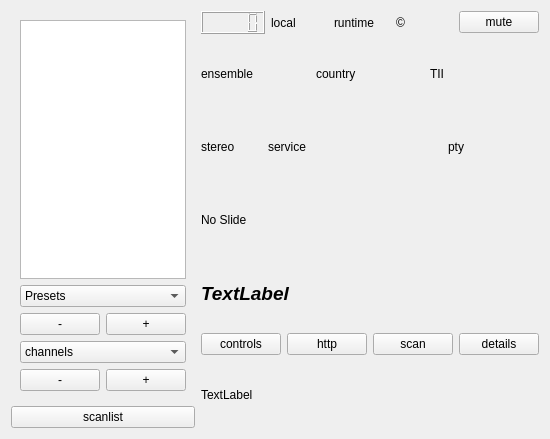
Old version of the form qt-dab-s5/forms-v5/dabradio-5.ui in the repository JvanKatwijk/qt-dab.
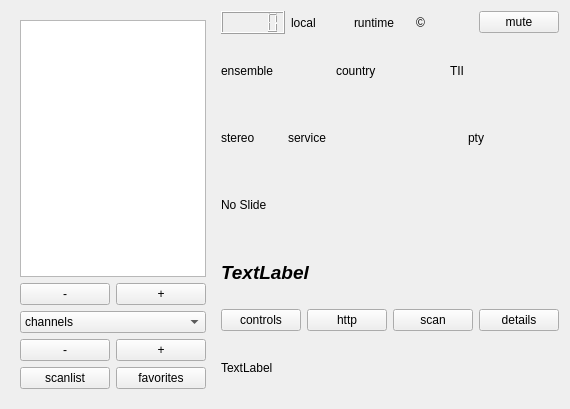
New version of the form. Custom widgets are drawn as their Qt base class.

Commit message: changes to device interface and favorites

Patch:
```diff
--- a/qt-dab-s5/forms-v5/dabradio-5.ui
+++ b/qt-dab-s5/forms-v5/dabradio-5.ui
@@ -6,8 +6,8 @@
    <rect>
     <x>0</x>
     <y>0</y>
-    <width>542</width>
-    <height>439</height>
+    <width>570</width>
+    <height>409</height>
    </rect>
   </property>
   <property name="sizePolicy">
@@ -19,9 +19,7 @@
   <property name="windowTitle">
    <string>Qt-DAB-5.4</string>
   </property>
-  <layout class="QHBoxLayout" name="horizontalLayout_5">
-   <item>
-    <layout class="QVBoxLayout" name="verticalLayout_2">
+  <layout class="QHBoxLayout" name="horizontalLayout_7">
      <item>
       <widget class="QWidget" name="leftPane" native="true">
        <property name="sizePolicy">
@@ -30,7 +28,7 @@
          <verstretch>0</verstretch>
         </sizepolicy>
        </property>
-       <layout class="QVBoxLayout" name="verticalLayout_3">
+     <layout class="QVBoxLayout" name="verticalLayout_2">
         <item>
          <widget class="smallQListView" name="ensembleDisplay">
           <property name="sizePolicy">
@@ -50,28 +48,6 @@
           </property>
          </widget>
         </item>
-        <item>
-         <layout class="QHBoxLayout" name="horizontalLayout_4">
-          <item>
-           <widget class="presetComboBox" name="presetSelector">
-            <property name="sizePolicy">
-             <sizepolicy hsizetype="Ignored" vsizetype="Fixed">
-              <horstretch>0</horstretch>
-              <verstretch>0</verstretch>
-             </sizepolicy>
-            </property>
-            <property name="toolTip">
-             <string>&lt;html&gt;&lt;head/&gt;&lt;body&gt;&lt;p&gt;Presets are short cuts to services - possibly in ensembles in different channels - that are obtained by clicking with the &lt;span style=&quot; font-weight:600; font-style:italic;&quot;&gt;right &lt;/span&gt;mouse button on the name of the service &lt;span style=&quot; font-weight:600; font-style:italic;&quot;&gt;in the list of services when selected&lt;/span&gt;.&lt;/p&gt;&lt;p&gt;Removing a name from the presets is by selecting the service in this combobox and touching the right hand mouse button.&lt;/p&gt;&lt;/body&gt;&lt;/html&gt;</string>
-            </property>
-            <item>
-             <property name="text">
-              <string>Presets</string>
-             </property>
-            </item>
-           </widget>
-          </item>
-         </layout>
-        </item>
         <item>
          <layout class="QHBoxLayout" name="horizontalLayout_2">
           <item>
@@ -97,6 +73,9 @@
           </item>
          </layout>
         </item>
+      <item>
+       <layout class="QHBoxLayout" name="horizontalLayout_4"/>
+      </item>
         <item>
          <widget class="smallComboBox" name="channelSelector">
           <property name="toolTip">
@@ -133,9 +112,8 @@
           </item>
          </layout>
         </item>
-       </layout>
-      </widget>
-     </item>
+      <item>
+       <layout class="QHBoxLayout" name="horizontalLayout_5">
      <item>
       <widget class="newPushButton" name="scanListButton">
        <property name="toolTip">
@@ -146,7 +124,17 @@
        </property>
       </widget>
      </item>
-    </layout>
+        <item>
+         <widget class="newPushButton" name="presetButton">
+          <property name="text">
+           <string>favorites</string>
+          </property>
+         </widget>
+        </item>
+       </layout>
+      </item>
+     </layout>
+    </widget>
    </item>
    <item>
     <layout class="QVBoxLayout" name="verticalLayout">
@@ -335,11 +323,6 @@
    <extends>QComboBox</extends>
    <header>smallcombobox.h</header>
   </customwidget>
-  <customwidget>
-   <class>presetComboBox</class>
-   <extends>QComboBox</extends>
-   <header>presetcombobox.h</header>
-  </customwidget>
   <customwidget>
    <class>smallQListView</class>
    <extends>QListView</extends>
```
Left out of the diff: 2 changed lines with no effect on the pictures. Lines whose indentation alone changed are shown as unchanged. The commit also changes 508 other files.
